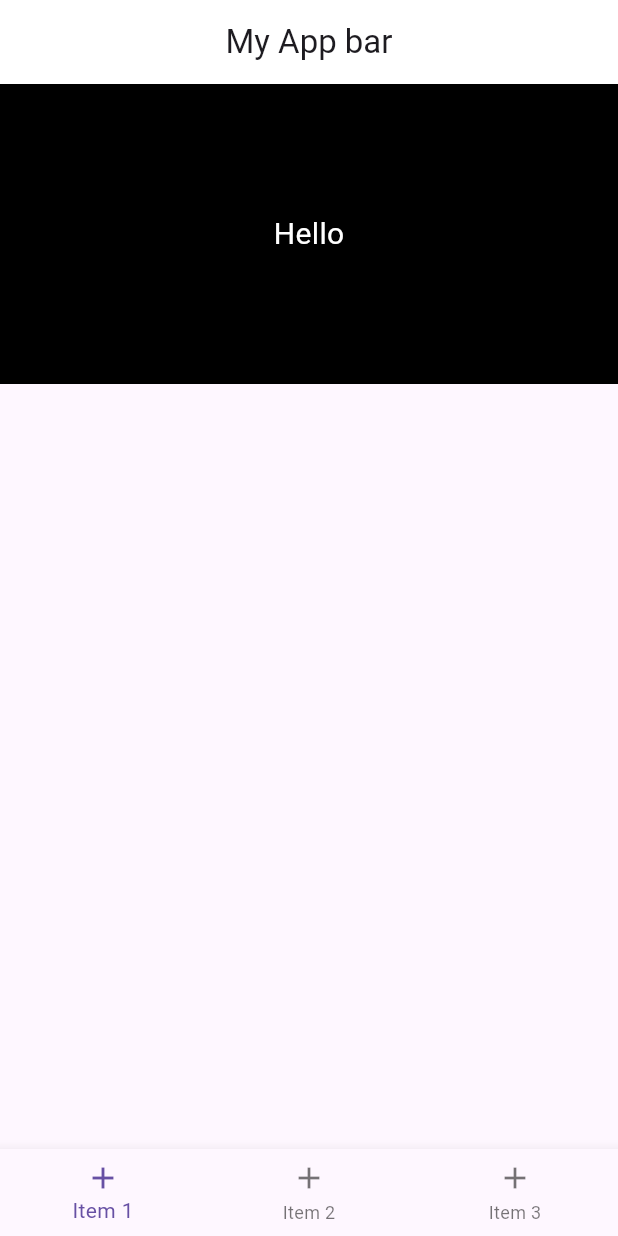
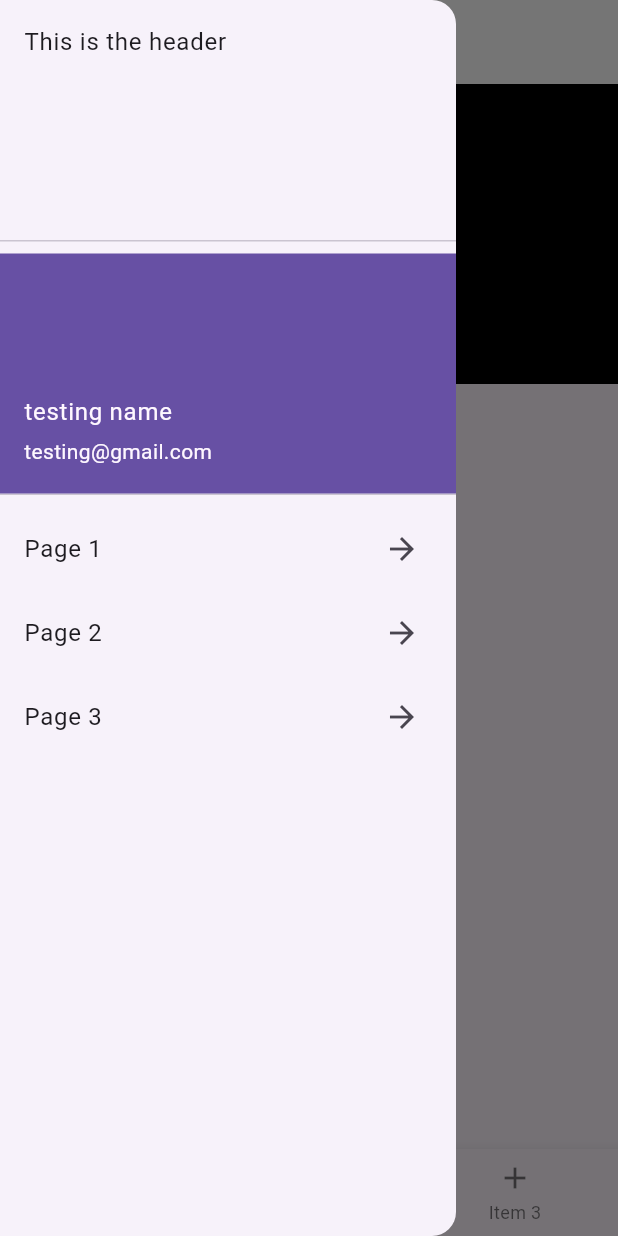
Before and after one commit to paulovsborges/LearningFlutter, a Flutter app: the screen it shows after launch, with the side drawer open (before the commit the screen has no drawer), on a phone screen of 412 x 824 dp. Run offline on Flutter 3.47's test engine with Material 3 defaults, Android fonts, the phone set to English and light mode, and no system bars; our stand-ins replace go_router; missing offline and left inert: dart:ffi.

```diff
--- a/handling_state/lib/home.dart
+++ b/handling_state/lib/home.dart
@@ -43,6 +43,15 @@ class HomeScreen extends StatelessWidget {
   final int navigationIndex;
   final Function(int index) onTapCallback;
 
+  void _changeToPage(int newPage) {
+    onTapCallback(newPage);
+    _pageController.animateToPage(
+      newPage,
+      duration: const Duration(milliseconds: 200),
+      curve: Curves.fastLinearToSlowEaseIn,
+    );
+  }
+
   @override
   Widget build(BuildContext context) {
     return Scaffold(
@@ -50,6 +59,43 @@ class HomeScreen extends StatelessWidget {
         title: const Text('My App bar'),
         centerTitle: true,
         backgroundColor: Colors.white,
+      ),
+      drawer: Drawer(
+        child: ListView(
+          children: [
+            const DrawerHeader(
+              child: Text('This is the header'),
+            ),
+            const UserAccountsDrawerHeader(
+              accountName: Text('testing name'),
+              accountEmail: Text('testing@gmail.com'),
+            ),
+            ListTile(
+              title: Text('Page 1'),
+              trailing: Icon(Icons.arrow_forward),
+              onTap: () {
+                _changeToPage(0);
+                Navigator.pop(context);
+              },
+            ),
+            ListTile(
+              title: Text('Page 2'),
+              trailing: Icon(Icons.arrow_forward),
+              onTap: () {
+                _changeToPage(1);
+                Navigator.pop(context);
+              },
+            ),
+            ListTile(
+              title: Text('Page 3'),
+              trailing: Icon(Icons.arrow_forward),
+              onTap: () {
+                _changeToPage(2);
+                Navigator.pop(context);
+              },
+            ),
+          ],
+        ),
       ),
       body: PageView(
         controller: _pageController,
@@ -82,12 +128,7 @@ class HomeScreen extends StatelessWidget {
       bottomNavigationBar: BottomNavigationBar(
         currentIndex: navigationIndex,
         onTap: (index) {
-          onTapCallback(index);
-          _pageController.animateToPage(
-            index,
-            duration: const Duration(milliseconds: 200),
-            curve: Curves.fastLinearToSlowEaseIn,
-          );
+          _changeToPage(index);
         },
         items: const [
           BottomNavigationBarItem(icon: Icon(Icons.add), label: 'Item 1'),
```
